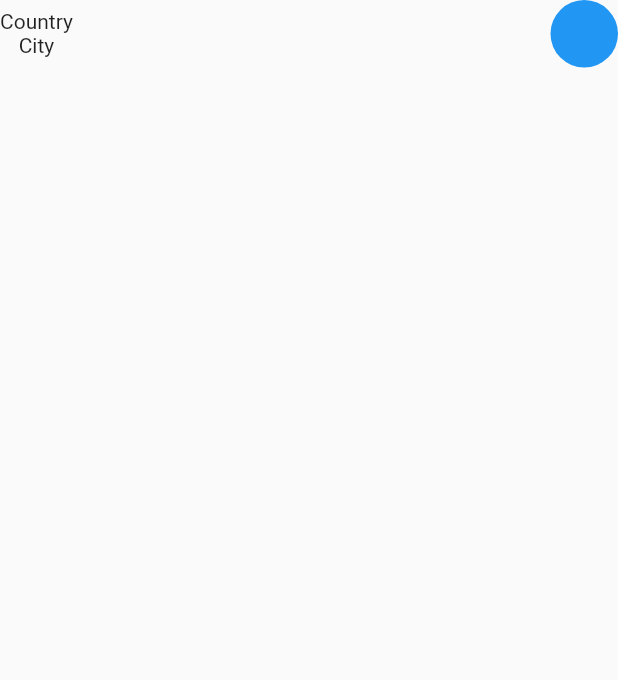
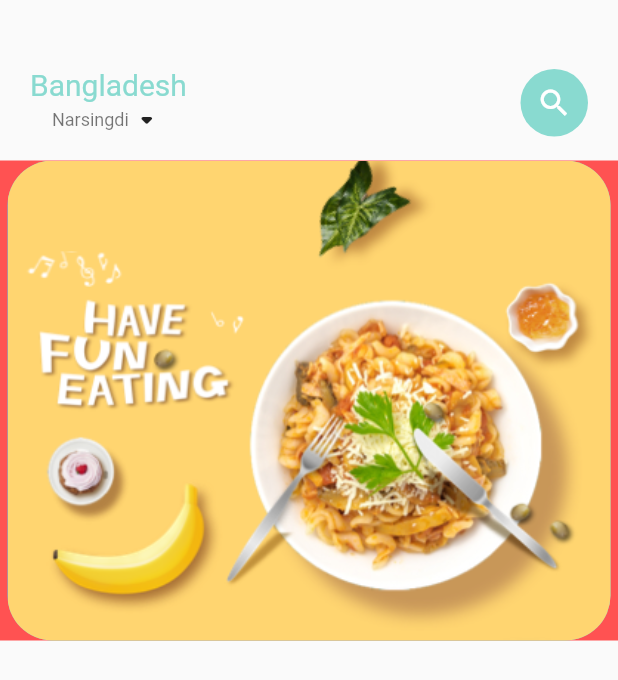
Before and after one commit to HieuTong/Ecommerce, a Flutter app: the screen it shows after launch, on a phone screen of 412 x 824 dp. Shown: the top 680 px of the screen. Run offline on Flutter 3.47's test engine with Material 2 defaults, Android fonts, the phone set to English and light mode, and no system bars.

Commit message:
Main page UI

```diff
--- /dev/null
+++ b/lib/home/food_page_body.dart
@@ -0,0 +1,40 @@
+import 'package:flutter/material.dart';
+
+class FoodPageBody extends StatefulWidget {
+  const FoodPageBody({Key? key}) : super(key: key);
+
+  @override
+  State<FoodPageBody> createState() => _FoodPageBodyState();
+}
+
+class _FoodPageBodyState extends State<FoodPageBody> {
+  @override
+  Widget build(BuildContext context) {
+    return Container(
+      color: Colors.redAccent,
+      height: 320,
+      child: PageView.builder(
+          itemCount: 5,
+          itemBuilder: (context, position) {
+            return _buildPageItem(position);
+          }),
+    );
+  }
+
+  Widget _buildPageItem(int index) {
+    return Stack(
+      children: [
+        Container(
+          // height: 220,
+          margin: EdgeInsets.only(left: 5, right: 5),
+          decoration: BoxDecoration(
+              borderRadius: BorderRadius.circular(30),
+              color: index.isEven ? Color(0xFF69c5df) : Color(0xFF9294cc),
+              image: DecorationImage(
+                  fit: BoxFit.cover,
+                  image: AssetImage("assets/image/food0.png"))),
+        )
+      ],
+    );
+  }
+}
--- a/lib/home/main_food_page.dart
+++ b/lib/home/main_food_page.dart
@@ -1,4 +1,9 @@
+import 'package:ecommerce/home/food_page_body.dart';
+import 'package:ecommerce/utils/colors.dart';
+import 'package:ecommerce/widgets/big_text.dart';
 import 'package:flutter/material.dart';
+
+import '../widgets/smal_text.dart';
 
 class MainFoodPage extends StatefulWidget {
   const MainFoodPage({Key? key}) : super(key: key);
@@ -14,25 +19,42 @@ class _MainFoodPageState extends State<MainFoodPage> {
       body: Column(
         children: [
           Container(
+            margin: EdgeInsets.only(top: 45, bottom: 15),
+            padding: EdgeInsets.only(left: 20, right: 20),
             child: Container(
               child: Row(
                 mainAxisAlignment: MainAxisAlignment.spaceBetween,
                 children: [
                   Column(
-                    children: [Text("Country"), Text("City")],
+                    children: [
+                      BigText(
+                        text: 'Bangladesh',
+                        color: AppColors.mainColor,
+                      ),
+                      Row(
+                        children: [
+                          SmallText(text: "Narsingdi", color: Colors.black54),
+                          Icon(Icons.arrow_drop_down_rounded),
+                        ],
+                      )
+                    ],
                   ),
-                  Container(
-                    width: 45,
-                    height: 45,
-                    decoration: BoxDecoration(
-                      borderRadius: BorderRadius.circular(45),
-                      color: Colors.blue,
+                  Center(
+                    child: Container(
+                      width: 45,
+                      height: 45,
+                      child: Icon(Icons.search, color: Colors.white),
+                      decoration: BoxDecoration(
+                        borderRadius: BorderRadius.circular(45),
+                        color: AppColors.mainColor,
+                      ),
                     ),
                   )
                 ],
               ),
             ),
-          )
+          ),
+          FoodPageBody(),
         ],
       ),
     );
--- /dev/null
+++ b/lib/widgets/big_text.dart
@@ -0,0 +1,28 @@
+import 'package:ecommerce/utils/colors.dart';
+import 'package:flutter/material.dart';
+
+class BigText extends StatelessWidget {
+  Color? color;
+  final String text;
+  double size;
+  TextOverflow overflow;
+
+  BigText(
+      {Key? key,
+      this.color = const Color(0xFF332d2b),
+      required this.text,
+      this.size = 20,
+      this.overflow = TextOverflow.ellipsis})
+      : super(key: key);
+
+  @override
+  Widget build(BuildContext context) {
+    return Text(text,
+        overflow: overflow,
+        style: TextStyle(
+            fontFamily: 'Roboto',
+            color: color,
+            fontSize: size,
+            fontWeight: FontWeight.w400));
+  }
+}
--- /dev/null
+++ b/lib/widgets/smal_text.dart
@@ -0,0 +1,27 @@
+import 'package:ecommerce/utils/colors.dart';
+import 'package:flutter/material.dart';
+
+class SmallText extends StatelessWidget {
+  Color? color;
+  final String text;
+  double size;
+  double height;
+
+  SmallText(
+      {Key? key,
+      this.color = const Color(0xFFccc7c5),
+      required this.text,
+      this.size = 12,
+      this.height = 1.2})
+      : super(key: key);
+
+  @override
+  Widget build(BuildContext context) {
+    return Text(text,
+        style: TextStyle(
+            fontFamily: 'Roboto',
+            color: color,
+            fontSize: size,
+            fontWeight: FontWeight.w400));
+  }
+}
```
Also changed, not shown: pubspec.yaml (+13 -4 lines).
